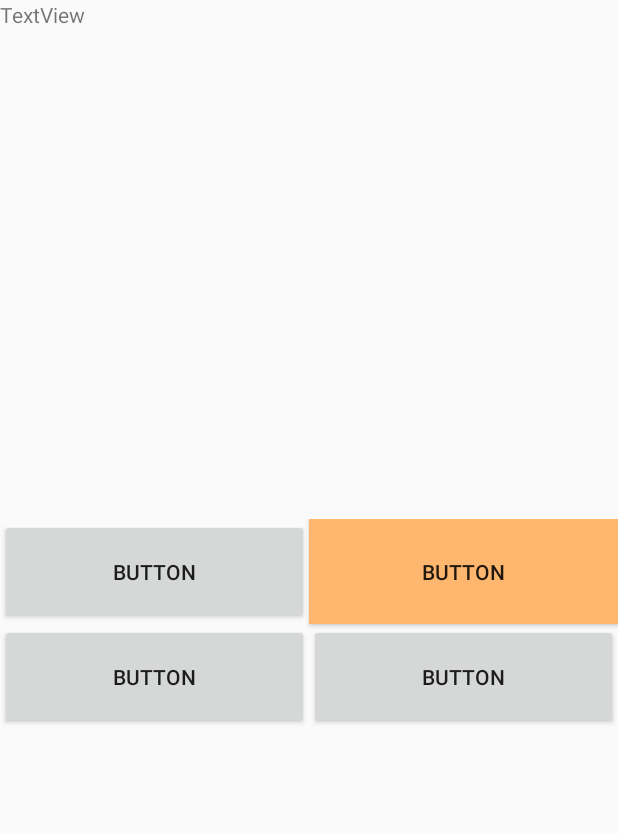
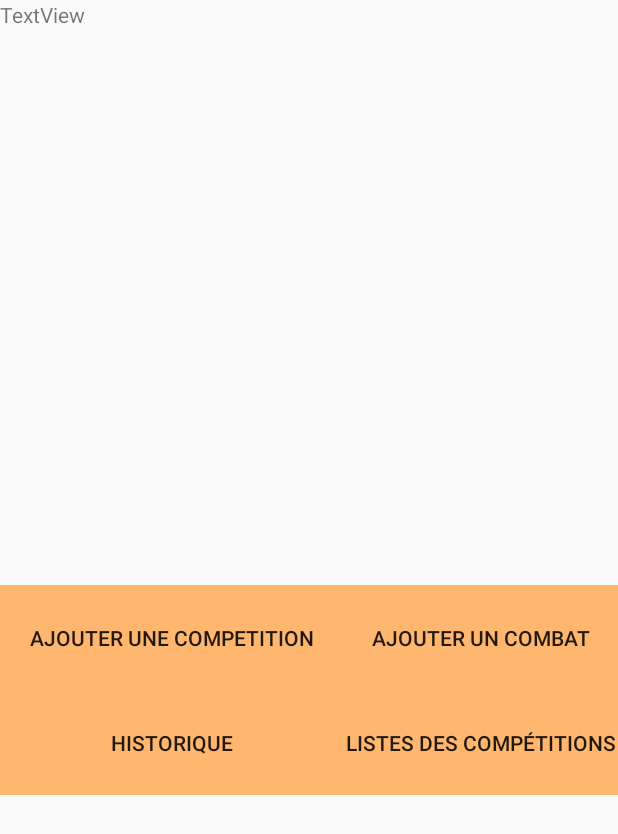
Before and after one commit to antoinerey1/Projet-MMA-android, an Android app: the screen it shows after launch (MainActivity), on a phone screen of 412 x 824 dp. Shown: the top 834 px of the screen. Run offline under Robolectric (Android 15) with nearby library versions, the phone set to English and light mode, and no system bars; 3 statements that could not run were skipped.

Commit message:
modif layout main + ajout de add_compet

```diff
--- a/KarateManager/app/src/main/res/layout/activity_main.xml
+++ b/KarateManager/app/src/main/res/layout/activity_main.xml
@@ -8,8 +8,8 @@
         android:id="@+id/textView2"
         android:layout_width="match_parent"
         android:layout_height="wrap_content"
-        android:text="TextView"
-        android:layout_weight="0.63" />
+        android:layout_weight="0.73"
+        android:text="TextView" />
 
     <GridLayout
         android:layout_width="match_parent"
@@ -18,12 +18,13 @@
         android:orientation="horizontal">
 
         <Button
-            android:id="@+id/button5"
+            android:id="@+id/competButton"
             android:layout_width="wrap_content"
             android:layout_height="70dp"
             android:layout_columnWeight="1"
             android:layout_gravity="fill_horizontal"
-            android:text="Button" />
+            android:background="#ffb66e"
+            android:text="Ajouter une competition" />
 
         <Button
             android:id="@+id/combatButton"
@@ -32,28 +33,28 @@
             android:layout_columnWeight="1"
             android:layout_gravity="fill_horizontal"
             android:background="#ffb66e"
-            android:text="Button" />
+            android:text="Ajouter un combat" />
 
         <Button
-            android:id="@+id/button3"
+            android:id="@+id/histoButton"
             android:layout_width="wrap_content"
             android:layout_height="70dp"
             android:layout_gravity="fill_horizontal"
-            android:text="Button" />
+            android:background="#ffb66e"
+            android:text="Historique" />
 
         <Button
-            android:id="@+id/button2"
+            android:id="@+id/listeButton"
             android:layout_width="wrap_content"
             android:layout_height="70dp"
             android:layout_gravity="fill_horizontal"
-            android:text="Button" />
+            android:background="#ffb66e"
+            android:text="Listes des compétitions" />
 
     </GridLayout>
 
     <GridView
         android:layout_width="match_parent"
-        android:layout_height="146dp"
-        android:layout_gravity="fill"
-        android:layout_weight="1" />
+        android:layout_height="156dp" />
 
 </LinearLayout>
--- /dev/null
+++ b/KarateManager/app/src/main/res/layout/add_competition.xml
@@ -0,0 +1,7 @@
+<?xml version="1.0" encoding="utf-8"?>
+<LinearLayout xmlns:android="http://schemas.android.com/apk/res/android"
+    android:orientation="vertical" android:layout_width="match_parent"
+    android:layout_height="match_parent"
+    android:weightSum="1">
+
+</LinearLayout>
```
